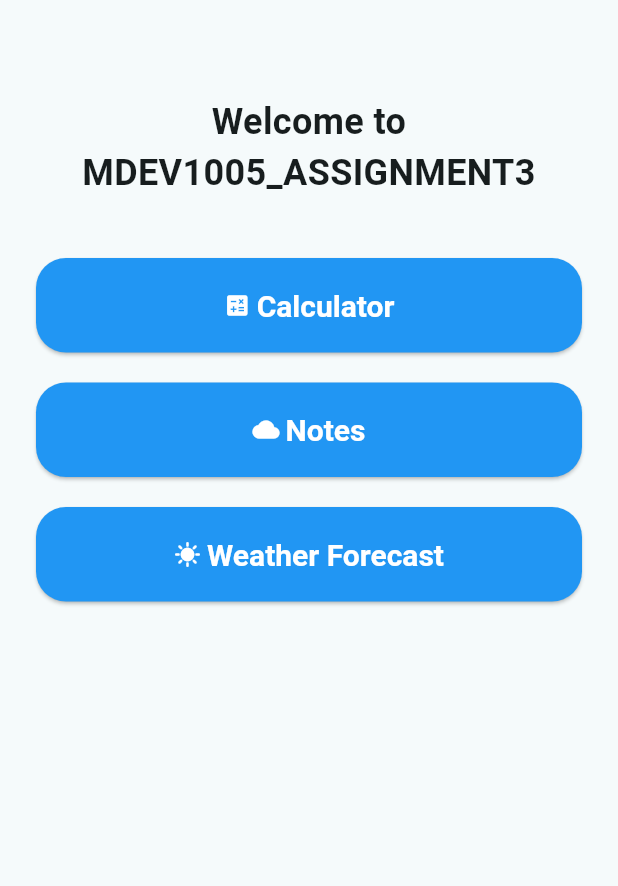
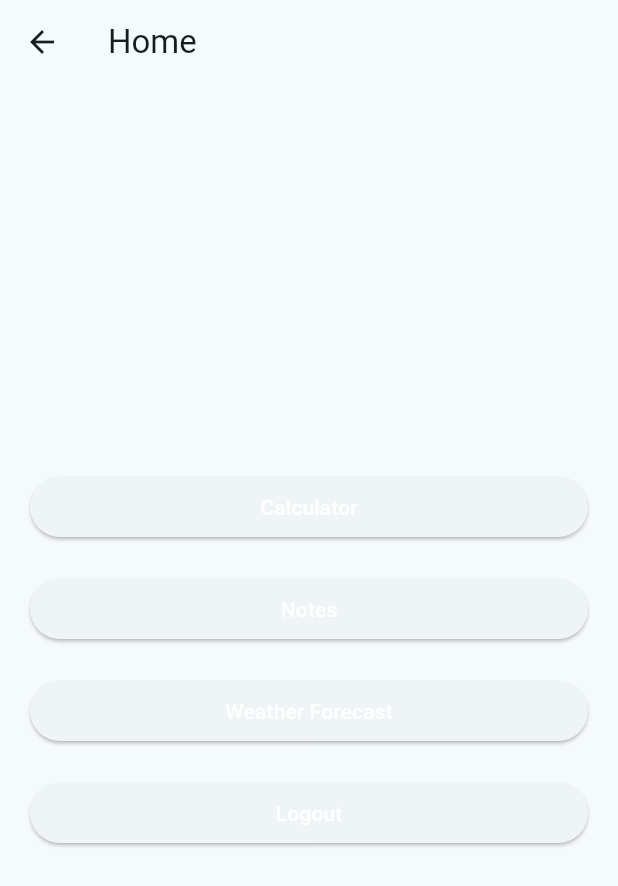
Before and after one commit to puja110/MDEV1005_Assignment3, a Flutter app: the HomeScreen screen opened by its route, on a phone screen of 412 x 824 dp. Shown: the top 886 px of the screen. Run offline on Flutter 3.47's test engine with Material 3 defaults, Android fonts, the phone set to English and light mode, and no system bars; our stand-ins replace firebase_auth, firebase_core, google_sign_in; accounts and stored records are empty.

Commit message:
Add firebase, login and registration screen

```diff
--- a/lib/home/HomePageScreen.dart
+++ b/lib/home/HomePageScreen.dart
@@ -1,115 +1,57 @@
 import 'package:flutter/material.dart';
 import 'package:mdev1005_assignment3/routes/Routes.dart';
+import 'package:mdev1005_assignment3/services/auth_service.dart';
 
 class HomeScreen extends StatelessWidget {
-  const HomeScreen({super.key});
+  final AuthService _authService = AuthService();
+
+  HomeScreen({super.key});
 
   @override
   Widget build(BuildContext context) {
     return Scaffold(
-      body: Container(
-        padding: const EdgeInsets.all(24),
-        child: Center(
+      appBar: AppBar(
+        title: const Text('Home'),
+      ),
+      body: Padding(
+        padding: const EdgeInsets.all(20.0),
         child: Column(
-            mainAxisAlignment: MainAxisAlignment.start,
-            crossAxisAlignment: CrossAxisAlignment.center,
+          mainAxisAlignment: MainAxisAlignment.center,
+          crossAxisAlignment: CrossAxisAlignment.stretch,
           children: [
-              const Padding(
-                padding: EdgeInsets.symmetric(vertical: 40),
-                child: Text(
-                  'Welcome to MDEV1005_ASSIGNMENT3',
-                  style: TextStyle(
-                    fontSize: 24,
-                    fontWeight: FontWeight.bold,
-                  ),
-                  textAlign: TextAlign.center,
-                ),
-              ),
-              SizedBox(
-                width: double.infinity,
-                child: ElevatedButton.icon(
+            ElevatedButton(
               onPressed: () {
                 // Navigate to calculator screen
                 Routes.navigateTo(context, Routes.calculator);
               },
-                  icon: const Icon(Icons.calculate),
-                  label: const Text(
-                    'Calculator',
-                    style: TextStyle(fontSize: 20),
+              child: const Text('Calculator'),
             ),
-                  style: ElevatedButton.styleFrom(
-                    shape: RoundedRectangleBorder(
-                      borderRadius: BorderRadius.circular(20),
-                    ),
-                    backgroundColor: Colors.blue,
-                    padding: const EdgeInsets.symmetric(
-                        horizontal: 20, vertical: 20),
-                    textStyle: const TextStyle(
-                      fontSize: 30,
-                      fontWeight: FontWeight.bold,
-                      color: Colors.white,
-                    ),
-                  ),
-                ),
-              ),
-              const SizedBox(height: 20),
-              SizedBox(
-                width: double.infinity,
-                child: ElevatedButton.icon(
+            const SizedBox(height: 20.0),
+            ElevatedButton(
               onPressed: () {
                 // Navigate to notes screen
                 Routes.navigateTo(context, Routes.notes);
               },
-                  icon: const Icon(Icons.cloud),
-                  label: const Text(
-                    'Notes',
-                    style: TextStyle(fontSize: 20),
+              child: const Text('Notes'),
             ),
-                  style: ElevatedButton.styleFrom(
-                    shape: RoundedRectangleBorder(
-                      borderRadius: BorderRadius.circular(20),
-                    ),
-                    backgroundColor: Colors.blue,
-                    padding: const EdgeInsets.symmetric(
-                        horizontal: 20, vertical: 20),
-                    textStyle: const TextStyle(
-                      fontSize: 30,
-                      fontWeight: FontWeight.bold,
-                      color: Colors.white,
-                    ),
-                  ),
-                ),
-              ),
-              const SizedBox(height: 20),
-              SizedBox(
-                width: double.infinity,
-                child: ElevatedButton.icon(
+            const SizedBox(height: 20.0),
+            ElevatedButton(
               onPressed: () {
                 // Navigate to weather screen
                 Routes.navigateTo(context, Routes.weather);
               },
-                  icon: const Icon(Icons.sunny),
-                  label: const Text(
-                    'Weather Forecast',
-                    style: TextStyle(fontSize: 20),
+              child: const Text('Weather Forecast'),
             ),
-                  style: ElevatedButton.styleFrom(
-                    shape: RoundedRectangleBorder(
-                      borderRadius: BorderRadius.circular(20),
-                    ),
-                    backgroundColor: Colors.blue,
-                    padding: const EdgeInsets.symmetric(
-                        horizontal: 20, vertical: 20),
-                    textStyle: const TextStyle(
-                      fontSize: 30,
-                      fontWeight: FontWeight.bold,
-                      color: Colors.white,
-                    ),
-                  ),
-                ),
+            const SizedBox(height: 20.0),
+            ElevatedButton(
+              onPressed: () async {
+                await _authService.signOut();
+                // Navigate to login screen
+                Routes.navigateTo(context, Routes.login);
+              },
+              child: const Text('Logout'),
             ),
           ],
-          ),
         ),
       ),
     );
--- a/lib/routes/Routes.dart
+++ b/lib/routes/Routes.dart
@@ -4,35 +4,36 @@ import 'package:mdev1005_assignment3/home/HomePageScreen.dart';
 import 'package:mdev1005_assignment3/home/Weather/WeatherScreen.dart';
 import 'package:mdev1005_assignment3/home/calculator/CalculatorScreen.dart';
 import 'package:mdev1005_assignment3/home/notes/NotesScreen.dart';
+import 'package:mdev1005_assignment3/login/LoginScreen.dart';
+import 'package:mdev1005_assignment3/register/RegisterScreen.dart';
 
 class Routes {
-  static const String greeting = '/';
+  static const String greeting = '/greeting';
   static const String home = '/home';
   static const String calculator = '/calculator';
   static const String notes = '/notes';
   static const String weather = '/weather';
-
-
+  static const String login = '/';
+  static const String register = '/register';
 
   static Route<dynamic> generateRoute(RouteSettings settings) {
     switch (settings.name) {
       case greeting:
-        // Navigate to the greeting page
         return MaterialPageRoute(builder: (_) => const GreetingPage());
       case home:
-        // Navigate to the home page
-        return MaterialPageRoute(builder: (_) => const HomeScreen());
+        return MaterialPageRoute(builder: (_) => HomeScreen());
       case calculator:
-        //helps navigate to calculator screen
         return MaterialPageRoute(builder: (_) => const CalculatorScreen());
       case notes:
-        //helps navigate to notes screen
         return MaterialPageRoute(builder: (_) => const NotesScreen());
       case weather:
-        //helps navigate to notes screen
         return MaterialPageRoute(builder: (_) => const WeatherScreen());
+      case login:
+        return MaterialPageRoute(builder: (_) => LoginScreen());
+      case register:
+        return MaterialPageRoute(builder: (_) => RegisterScreen());
       default:
-        return MaterialPageRoute(builder: (_) => const HomeScreen());
+        return MaterialPageRoute(builder: (_) => HomeScreen());
     }
   }
 
--- a/pubspec.yaml
+++ b/pubspec.yaml
@@ -31,6 +31,9 @@ dependencies:
   flutter:
     sdk: flutter
   http: ^1.2.1
+  firebase_auth: ^4.19.2
+  google_sign_in: ^6.2.1
+  firebase_core: ^2.30.0
 
 
   # The following adds the Cupertino Icons font to your application.
```
Also changed, not shown: lib/login/LoginScreen.dart (added, +95 -0 lines), lib/main.dart (+15 -7 lines), lib/register/RegisterScreen.dart (added, +95 -0 lines), lib/services/auth_service.dart (added, +54 -0 lines), firebase.json (added), lib/firebase_options.dart (added), pubspec.lock, 6 other files. Lines whose indentation alone changed are shown as unchanged.
